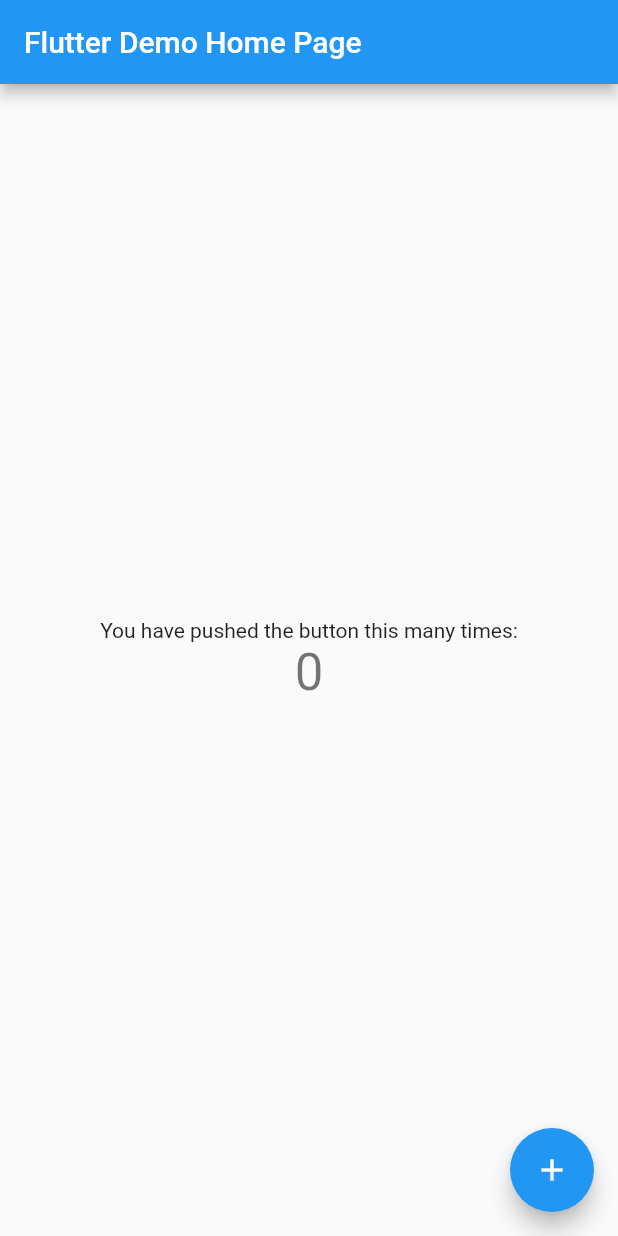
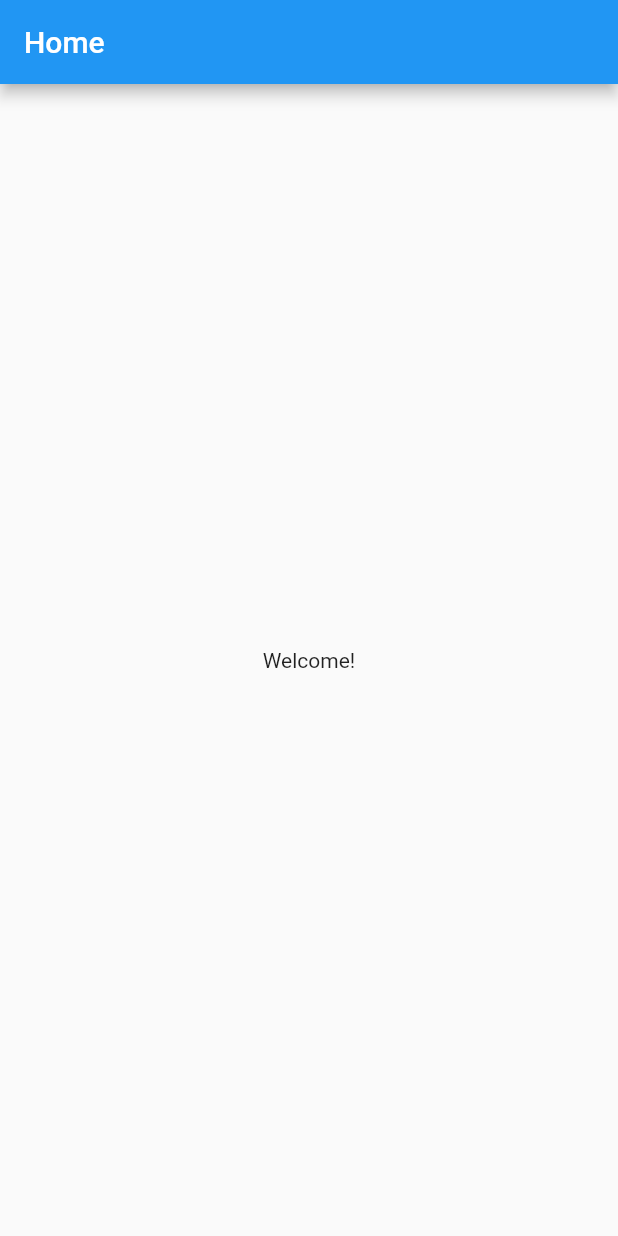
Before and after one commit to prozdrljivac/flutter_shop_app, a Flutter app: the screen it shows after launch, on a phone screen of 412 x 824 dp. Run offline on Flutter 3.47's test engine with Material 2 defaults, Android fonts, the phone set to English and light mode, and no system bars.

Commit message:
Setup main app, add basic folder structure, add helper product model.

```diff
--- a/lib/main.dart
+++ b/lib/main.dart
@@ -1,113 +1,20 @@
 import 'package:flutter/material.dart';
 
-void main() {
-  runApp(MyApp());
-}
+void main() => runApp(App());
 
-class MyApp extends StatelessWidget {
-  // This widget is the root of your application.
+class App extends StatelessWidget {
   @override
   Widget build(BuildContext context) {
     return MaterialApp(
-      title: 'Flutter Demo',
-      theme: ThemeData(
-        // This is the theme of your application.
-        //
-        // Try running your application with "flutter run". You'll see the
-        // application has a blue toolbar. Then, without quitting the app, try
-        // changing the primarySwatch below to Colors.green and then invoke
-        // "hot reload" (press "r" in the console where you ran "flutter run",
-        // or simply save your changes to "hot reload" in a Flutter IDE).
-        // Notice that the counter didn't reset back to zero; the application
-        // is not restarted.
-        primarySwatch: Colors.blue,
+      title: 'My Flutter App',
+      home: Scaffold(
+        appBar: AppBar(
+          title: Text('Home'),
+        ),
+        body: Center(
+          child: Text('Welcome!'),
+        ),
       ),
-      home: MyHomePage(title: 'Flutter Demo Home Page'),
     );
   }
 }
-
-class MyHomePage extends StatefulWidget {
-  MyHomePage({Key key, this.title}) : super(key: key);
-
-  // This widget is the home page of your application. It is stateful, meaning
-  // that it has a State object (defined below) that contains fields that affect
-  // how it looks.
-
-  // This class is the configuration for the state. It holds the values (in this
-  // case the title) provided by the parent (in this case the App widget) and
-  // used by the build method of the State. Fields in a Widget subclass are
-  // always marked "final".
-
-  final String title;
-
-  @override
-  _MyHomePageState createState() => _MyHomePageState();
-}
-
-class _MyHomePageState extends State<MyHomePage> {
-  int _counter = 0;
-
-  void _incrementCounter() {
-    setState(() {
-      // This call to setState tells the Flutter framework that something has
-      // changed in this State, which causes it to rerun the build method below
-      // so that the display can reflect the updated values. If we changed
-      // _counter without calling setState(), then the build method would not be
-      // called again, and so nothing would appear to happen.
-      _counter++;
-    });
-  }
-
-  @override
-  Widget build(BuildContext context) {
-    // This method is rerun every time setState is called, for instance as done
-    // by the _incrementCounter method above.
-    //
-    // The Flutter framework has been optimized to make rerunning build methods
-    // fast, so that you can just rebuild anything that needs updating rather
-    // than having to individually change instances of widgets.
-    return Scaffold(
-      appBar: AppBar(
-        // Here we take the value from the MyHomePage object that was created by
-        // the App.build method, and use it to set our appbar title.
-        title: Text(widget.title),
-      ),
-      body: Center(
-        // Center is a layout widget. It takes a single child and positions it
-        // in the middle of the parent.
-        child: Column(
-          // Column is also a layout widget. It takes a list of children and
-          // arranges them vertically. By default, it sizes itself to fit its
-          // children horizontally, and tries to be as tall as its parent.
-          //
-          // Invoke "debug painting" (press "p" in the console, choose the
-          // "Toggle Debug Paint" action from the Flutter Inspector in Android
-          // Studio, or the "Toggle Debug Paint" command in Visual Studio Code)
-          // to see the wireframe for each widget.
-          //
-          // Column has various properties to control how it sizes itself and
-          // how it positions its children. Here we use mainAxisAlignment to
-          // center the children vertically; the main axis here is the vertical
-          // axis because Columns are vertical (the cross axis would be
-          // horizontal).
-          mainAxisAlignment: MainAxisAlignment.center,
-          children: <Widget>[
-            Text(
-              'You have pushed the button this many times:',
-            ),
-            Text(
-              '$_counter',
-              style: Theme.of(context).textTheme.headline4,
-            ),
-          ],
-        ),
-      ),
-      floatingActionButton: FloatingActionButton(
-        onPressed: _incrementCounter,
-        tooltip: 'Increment',
-        child: Icon(Icons.add),
-      ), // This trailing comma makes auto-formatting nicer for build methods.
-    );
-  }
-}
```
Also changed, not shown: lib/models/product.dart (added, +19 -0 lines), lib/screens/product_overview_screen.dart (added, +8 -0 lines).
